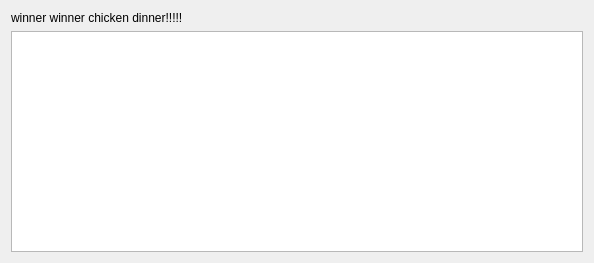
Before: the Qt Designer form MATFWars/winner.ui in Divljo31/MATFWars, drawn with Qt 5.
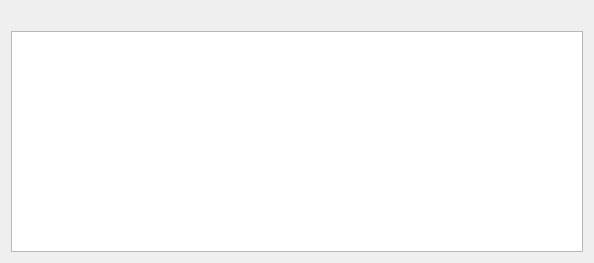
After: the same form once the commit is applied.

The edit to the form file:
```diff
--- a/MATFWars/winner.ui
+++ b/MATFWars/winner.ui
@@ -23,7 +23,7 @@
    <item row="1" column="0">
     <widget class="QLabel" name="label">
      <property name="text">
-      <string>winner winner chicken dinner!!!!!</string>
+      <string/>
      </property>
     </widget>
    </item>
```
Left out of the diff: 6 changed lines with no effect on the pictures.
